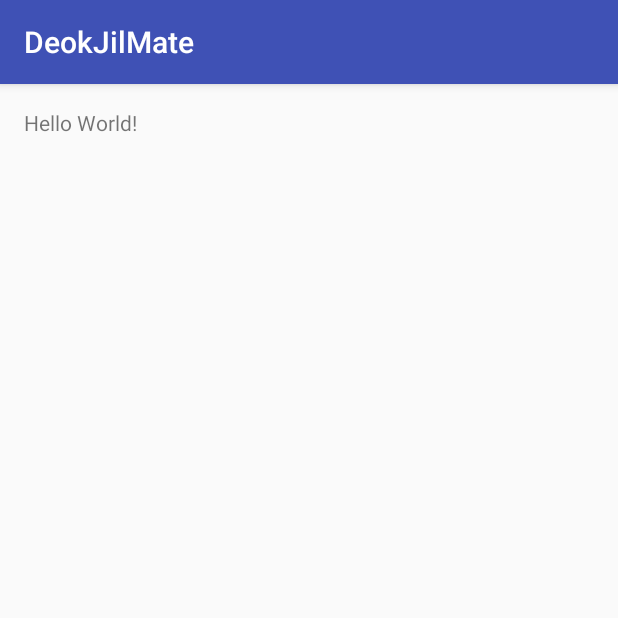
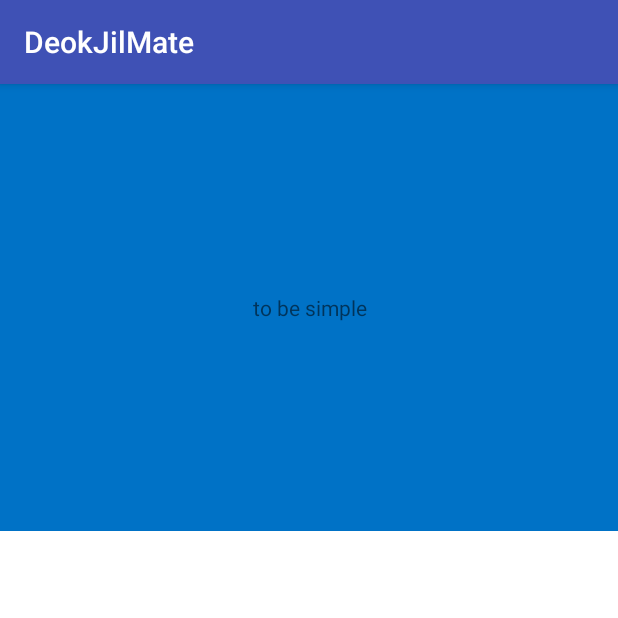
Before and after one commit to ash3734/DeokJil_YG, an Android app: the HomeActivity screen opened directly, with no data from a screen before it, on a phone screen of 412 x 824 dp, the top half of it. Run offline under Robolectric (Android 15) with nearby library versions, the phone set to English and light mode, and no system bars.

Commit message:
홈화면 탭 오픈소스 레이아웃 적용 -ash

```diff
--- a/app/src/main/AndroidManifest.xml
+++ b/app/src/main/AndroidManifest.xml
@@ -17,7 +17,7 @@
                 <category android:name="android.intent.category.LAUNCHER" />
             </intent-filter>
         </activity>
-        <activity android:name=".HomeActivity" />
+        <activity android:name=".home.HomeActivity" />
         <activity android:name=".alarm.AlarmActivity" />
         <activity
             android:name=".Login.MainLoginActivity"
--- a/app/src/main/java/com/deokjilmate/www/deokjilmate/HomeActivity.java
+++ b/app/src/main/java/com/deokjilmate/www/deokjilmate/home/HomeActivity.java
@@ -1,7 +1,9 @@
-package com.deokjilmate.www.deokjilmate;
+package com.deokjilmate.www.deokjilmate.home;
 
 import android.os.Bundle;
 import android.support.v7.app.AppCompatActivity;
+
+import com.deokjilmate.www.deokjilmate.R;
 
 public class HomeActivity extends AppCompatActivity {
 
--- a/app/src/main/res/layout/activity_home.xml
+++ b/app/src/main/res/layout/activity_home.xml
@@ -1,17 +1,41 @@
 <?xml version="1.0" encoding="utf-8"?>
-<RelativeLayout xmlns:android="http://schemas.android.com/apk/res/android"
-    xmlns:tools="http://schemas.android.com/tools"
-    android:id="@+id/activity_home"
+<FrameLayout xmlns:android="http://schemas.android.com/apk/res/android"
     android:layout_width="match_parent"
     android:layout_height="match_parent"
-    android:paddingBottom="@dimen/activity_vertical_margin"
-    android:paddingLeft="@dimen/activity_horizontal_margin"
-    android:paddingRight="@dimen/activity_horizontal_margin"
-    android:paddingTop="@dimen/activity_vertical_margin"
-    tools:context="com.deokjilmate.www.deokjilmate.HomeActivity">
+    android:background="#FFFFFF"
+    >
 
+    <android.support.v4.view.ViewPager
+        android:id="@+id/pager"
+        android:layout_width="match_parent"
+        android:layout_height="match_parent" />
+
+    <FrameLayout
+        android:id="@+id/header"
+        android:layout_width="match_parent"
+        android:layout_height="@dimen/header_height"
+        >
+        <TextView
+            android:layout_width="fill_parent"
+            android:layout_height="match_parent"
+            android:gravity="center"
+            android:text="to be simple"
+            android:background="#0072C6"
+            />
+
+        <com.deokjilmate.www.deokjilmate.astuetz.PagerSlidingTabStrip
+            android:id="@+id/tabs"
+            android:layout_width="match_parent"
+            android:layout_height="48dip"
+            android:layout_gravity="bottom"
+            android:background="#0072C6" />
+    </FrameLayout>
     <TextView
-        android:layout_width="wrap_content"
-        android:layout_height="wrap_content"
-        android:text="Hello World!" />
-</RelativeLayout>
+        android:id="@+id/info"
+        android:layout_gravity="bottom"
+        android:layout_width="fill_parent"
+        android:layout_height="48dp"
+        android:textColor="#FF0000"
+        android:gravity="center"
+        />
+</FrameLayout>
--- /dev/null
+++ b/app/src/main/res/layout/view_header_placeholder.xml
@@ -0,0 +1,5 @@
+<?xml version="1.0" encoding="utf-8"?>
+<FrameLayout xmlns:android="http://schemas.android.com/apk/res/android"
+    android:layout_width="match_parent"
+    android:layout_height="wrap_content"
+    android:paddingTop="@dimen/header_height" />
--- a/app/src/main/res/values/dimens.xml
+++ b/app/src/main/res/values/dimens.xml
@@ -1,5 +1,10 @@
 <resources>
-    <!-- Default screen margins, per the Android Design guidelines. -->
+
     <dimen name="activity_horizontal_margin">16dp</dimen>
     <dimen name="activity_vertical_margin">16dp</dimen>
+
+    <dimen name="header_height">298dp</dimen>
+    <dimen name="min_header_height">250dp</dimen>
+    <dimen name="header_logo_size">100dp</dimen>
+
 </resources>
```
Also changed, not shown: app/src/main/res/layout/fragment_list.xml (added, +7 -0 lines), app/src/main/res/layout/list_item.xml (added, +10 -0 lines).
